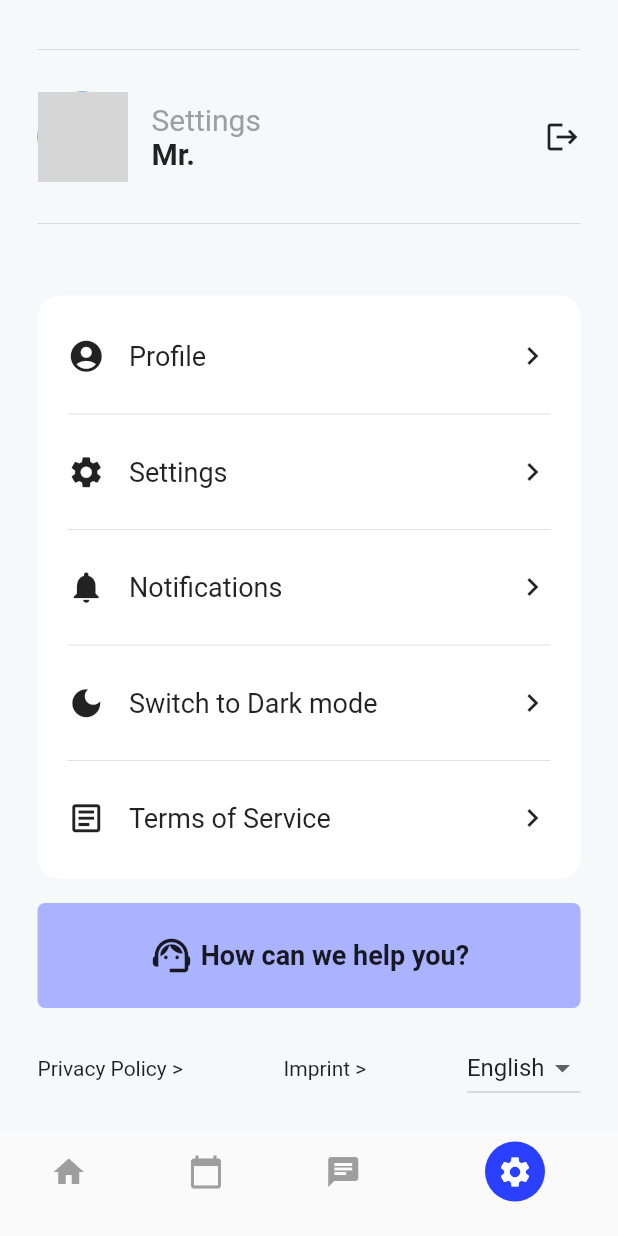
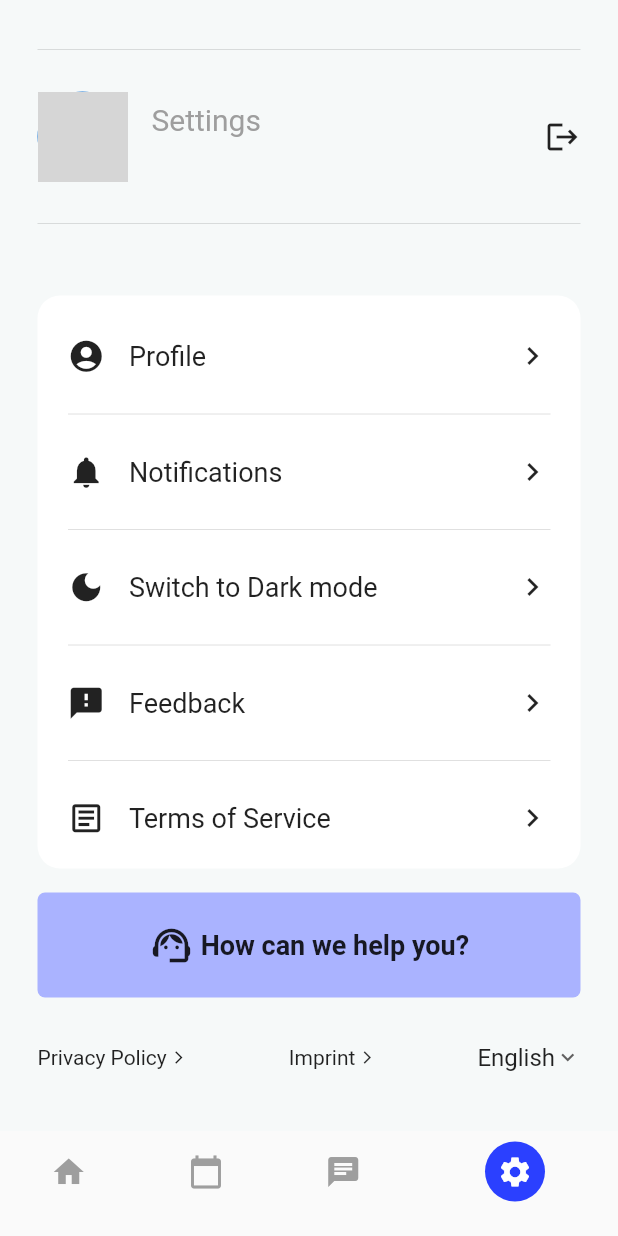
Before and after one commit to sealnext/DermoSkin, a Flutter app: the screen it shows once a user with an empty profile is signed in, item 4 of the bottom bar chosen, on a phone screen of 412 x 824 dp. Run offline on Flutter 3.47's test engine with Material 2 defaults, Android fonts, the phone set to English and light mode, and no system bars; our stand-ins replace cloud_firestore, firebase_auth, firebase_core, google_sign_in; accounts and stored records are empty; network calls fail; grey boxes are pictures that could not be loaded.

Commit message:
feature: notifications page

```diff
--- a/lib/model/user_data.dart
+++ b/lib/model/user_data.dart
@@ -32,6 +32,7 @@ class UserData {
   String address = "";
   String gender = "";
   String dateOfBirth = "";
+  String email = "";
   // Poți adăuga și alte câmpuri dacă este necesar
 
   UserData(
@@ -39,7 +40,8 @@ class UserData {
       required this.name,
       required this.address,
       required this.gender,
-      required this.dateOfBirth});
+      required this.dateOfBirth,
+      required this.email});
 
   UserData.empty() {
     uid = "";
@@ -47,6 +49,7 @@ class UserData {
     address = "";
     gender = "";
     dateOfBirth = "";
+    email = "";
   }
 
   factory UserData.fromDocument(DocumentSnapshot doc) {
@@ -57,6 +60,7 @@ class UserData {
       address: (docData?['address'] as String?) ?? "",
       gender: (docData?['gender'] as String?) ?? "",
       dateOfBirth: (docData?['dateOfBirth'] as String?) ?? "",
+      email: (docData?['email'] as String?) ?? "",
       // Similar pentru alte câmpuri
     );
   }
--- a/lib/ui/pages/auth/login_page.dart
+++ b/lib/ui/pages/auth/login_page.dart
@@ -3,7 +3,7 @@ import 'package:firebase_auth/firebase_auth.dart';
 import 'package:flutter/material.dart';
 import 'dart:io';
 
-import '../navigation.dart';
+import '../navigator_page.dart';
 
 class LoginPage extends StatefulWidget {
   final Function()? onTap;
--- a/lib/ui/pages/auth/session.dart
+++ b/lib/ui/pages/auth/session.dart
@@ -1,7 +1,7 @@
 import 'package:firebase_auth/firebase_auth.dart';
 import 'package:flutter/material.dart';
 
-import '../navigation.dart';
+import '../navigator_page.dart';
 import 'start_page.dart';
 
 class Session extends StatefulWidget {
--- a/lib/ui/pages/home_page.dart
+++ b/lib/ui/pages/home/home_page.dart
@@ -43,8 +43,7 @@ class _HomePageState extends State<HomePage> {
                 child: Column(
                   crossAxisAlignment: CrossAxisAlignment.start,
                   children: [
-                    Text("DR. $doctorName"),
-                    Text(doctorProfession),
+                    Text("DR. $doctorName, $doctorProfession"),
                     Text(
                       reason,
                       style: const TextStyle(fontWeight: FontWeight.bold),
@@ -177,7 +176,7 @@ class _HomePageState extends State<HomePage> {
                       child: Column(
                         crossAxisAlignment: CrossAxisAlignment.start,
                         children: [
-                          Text("Hello ${user.displayName ?? 'User'}",
+                          Text(user.displayName ?? 'User',
                               style: const TextStyle(fontSize: 24)),
                           const Text(
                             "Keep healthy!",
--- a/lib/ui/pages/settings_page.dart
+++ b/lib/ui/pages/home/settings_page.dart
@@ -2,8 +2,9 @@ import 'package:firebase_auth/firebase_auth.dart';
 import 'package:flutter/material.dart';
 import 'package:dermo/utils/constants.dart';
 
-import 'auth/auth_page.dart';
-import 'edit_profile_page.dart';
+import '../auth/auth_page.dart';
+import '../settings/notification_page.dart';
+import '../settings/profile_page.dart';
 
 class Settings extends StatefulWidget {
   const Settings({super.key});
@@ -47,7 +48,7 @@ class _SettingsState extends State<Settings> {
                         style: TextStyle(color: Colors.grey, fontSize: 20.0),
                       ),
                       Text(
-                        "Mr. ${user.displayName ?? 'User'}",
+                        user.displayName ?? 'User',
                         style: const TextStyle(
                             fontWeight: FontWeight.bold, fontSize: 20.0),
                       ),
@@ -73,7 +74,8 @@ class _SettingsState extends State<Settings> {
 
               // Item-uri cu icons
 
-              Container(
+              Expanded(
+                child: Container(
                   padding: const EdgeInsets.all(20.0),
                   // margin: const EdgeInsets.all(
                   //     20.0), // Acesta setează o margine de 20 pixeli pe toate laturile
@@ -83,6 +85,7 @@ class _SettingsState extends State<Settings> {
                         15.0), // Acesta setează o rază de bordură de 15 pixeli
                     // alte proprietăți ale decoration, dacă sunt necesare...
                   ),
+                  child: SingleChildScrollView(
                     child: Column(
                       children: [
                         buildListItem(Icons.account_circle, 'Profile',
@@ -90,11 +93,8 @@ class _SettingsState extends State<Settings> {
                         const SizedBox(height: 10),
                         const Divider(),
                         const SizedBox(height: 10),
-                    buildListItem(Icons.settings, 'Settings'),
-                    const SizedBox(height: 10),
-                    const Divider(),
-                    const SizedBox(height: 10),
-                    buildListItem(Icons.notifications, 'Notifications'),
+                        buildListItem(Icons.notifications, 'Notifications',
+                            const NotificationPage()),
                         const SizedBox(height: 10),
                         const Divider(),
                         const SizedBox(height: 10),
@@ -102,12 +102,19 @@ class _SettingsState extends State<Settings> {
                         const SizedBox(height: 10),
                         const Divider(),
                         const SizedBox(height: 10),
-                    buildListItem(Icons.article_outlined, 'Terms of Service'),
+                        buildListItem(Icons.feedback, 'Feedback'),
+                        const SizedBox(height: 10),
+                        const Divider(),
+                        const SizedBox(height: 10),
+                        buildListItem(
+                            Icons.article_outlined, 'Terms of Service'),
+                        const SizedBox(height: 10),
                       ],
                     ),
                   ),
+                ),
+              ),
 
-              const Spacer(),
               // Container albastru
               Container(
                 decoration: BoxDecoration(
@@ -137,9 +144,27 @@ class _SettingsState extends State<Settings> {
               Row(
                 mainAxisAlignment: MainAxisAlignment.spaceBetween,
                 children: [
-                  const Text('Privacy Policy >'),
-                  const Text('Imprint >'),
+                  const Row(
+                    mainAxisAlignment: MainAxisAlignment
+                        .start, // Alinează conținutul la stânga
+                    children: <Widget>[
+                      Text('Privacy Policy'), // Textul tău
+                      SizedBox(width: 3.0),
+                      Icon(Icons.arrow_forward_ios, size: 10.0), // Icon-ul tău
+                    ],
+                  ),
+                  const Row(
+                    mainAxisAlignment: MainAxisAlignment
+                        .start, // Alinează conținutul la stânga
+                    children: <Widget>[
+                      Text('Imprint'), // Textul tău
+                      SizedBox(width: 3.0),
+                      Icon(Icons.arrow_forward_ios, size: 10.0), // Icon-ul tău
+                    ],
+                  ),
                   DropdownButton<String>(
+                    underline: Container(),
+                    icon: const Icon(Icons.keyboard_arrow_down, size: 17),
                     value: 'English',
                     items: const [
                       DropdownMenuItem(
```
Also changed, not shown: lib/service/user_service.dart (+9 -2 lines), lib/ui/pages/auth/register_page.dart (+6 -1 lines), lib/ui/pages/navigator_page.dart (renamed from lib/ui/pages/navigation.dart, +4 -4 lines), lib/ui/pages/settings/notification_page.dart (added, +109 -0 lines), lib/ui/pages/settings/profile_page.dart (renamed from lib/ui/pages/edit_profile_page.dart, +69 -10 lines), lib/ui/widgets/toggle_button.dart/toggle_switch.dart (added, +29 -0 lines), lib/ui/pages/home/appointments_page.dart (renamed from lib/ui/pages/appointments_page.dart), lib/ui/pages/home/chat_page.dart (renamed from lib/ui/pages/chat_page.dart), lib/ui/pages/settings/terms_of_service_page.dart (added), lib/ui/pages/settings/theme_mode.dart (added). Lines whose indentation alone changed are shown as unchanged.
